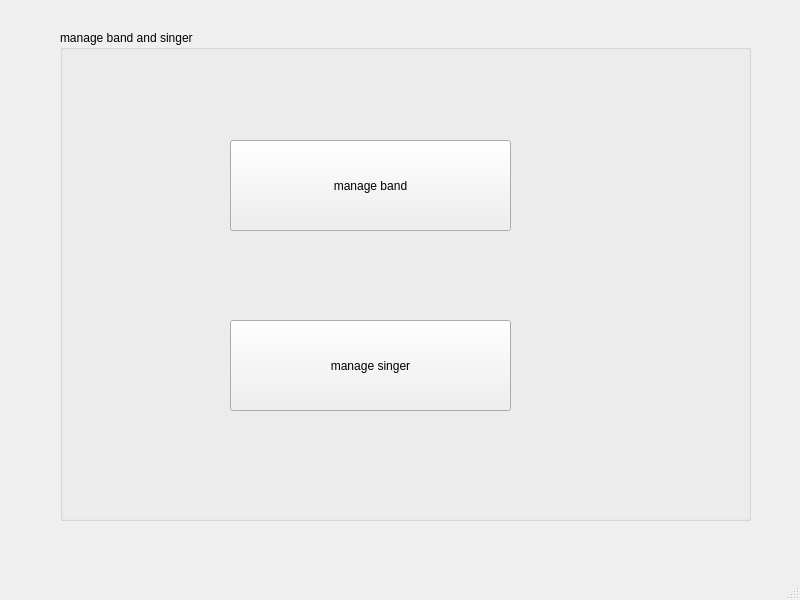
melek007/smart_wedding_2a09, file mainwindow.ui: the form before one commit.
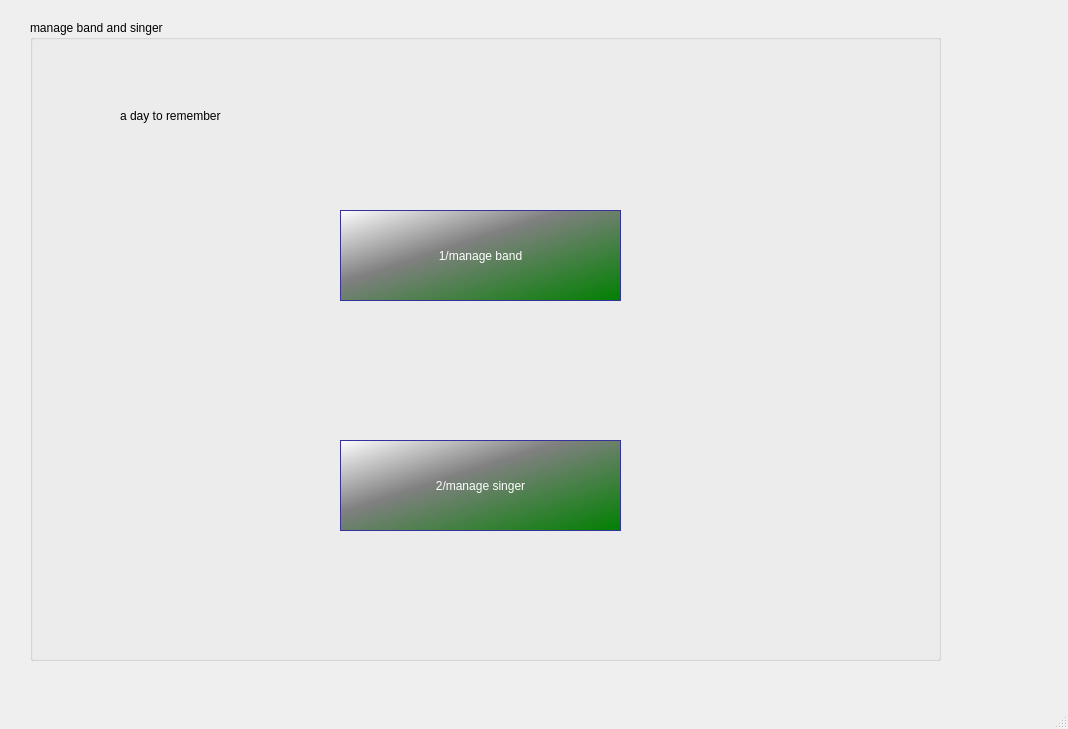
The form after the commit.

Patch:
```diff
--- a/mainwindow.ui
+++ b/mainwindow.ui
@@ -2,57 +2,149 @@
 <ui version="4.0">
  <class>MainWindow</class>
  <widget class="QMainWindow" name="MainWindow">
+  <property name="enabled">
+   <bool>true</bool>
+  </property>
   <property name="geometry">
    <rect>
     <x>0</x>
     <y>0</y>
-    <width>800</width>
-    <height>600</height>
+    <width>1068</width>
+    <height>729</height>
    </rect>
   </property>
   <property name="windowTitle">
    <string>MainWindow</string>
   </property>
+  <property name="styleSheet">
+   <string notr="true">
+
+
+
+
+QPushButton
+{
+ color: white;
+background-color: qlineargradient(x1: 0, y1: 0, x2: 1, y2: 1,stop: 0 white, stop: 0.4 gray,stop: 1 green);
+border-width: 1px;
+border-color: #339;
+border-style: solid;
+
+}
+QPushButton:pressed
+{
+    background-color: QLinearGradient( x1: 0, y1: 0, x2: 0, y2: 1, stop: 0 #2d2d2d, stop: 0.1 #2b2b2b, stop: 0.5 #292929, stop: 0.9 #282828, stop: 1 #252525);
+}
+
+</string>
+  </property>
   <widget class="QWidget" name="centralwidget">
    <widget class="QGroupBox" name="groupBox">
     <property name="geometry">
      <rect>
-      <x>60</x>
-      <y>30</y>
-      <width>691</width>
-      <height>491</height>
+      <x>30</x>
+      <y>20</y>
+      <width>911</width>
+      <height>641</height>
      </rect>
     </property>
+    <property name="styleSheet">
+     <string notr="true">QPushButton
+{
+ color: white;
+background-color: qlineargradient(x1: 0, y1: 0, x2: 1, y2: 1,stop: 0 white, stop: 0.4 gray,stop: 1 green);
+border-width: 1px;
+border-color: #339;
+border-style: solid;
+
+}
+QPushButton:pressed
+{
+    background-color: QLinearGradient( x1: 0, y1: 0, x2: 0, y2: 1, stop: 0 #2d2d2d, stop: 0.1 #2b2b2b, stop: 0.5 #292929, stop: 0.9 #282828, stop: 1 #252525);
+}
+</string>
+    </property>
     <property name="title">
      <string>manage band and singer</string>
     </property>
     <property name="checkable">
      <bool>false</bool>
     </property>
-    <widget class="QPushButton" name="pushButton">
-     <property name="geometry">
-      <rect>
-       <x>170</x>
-       <y>110</y>
-       <width>281</width>
-       <height>91</height>
-      </rect>
-     </property>
-     <property name="text">
-      <string>manage band</string>
-     </property>
-    </widget>
     <widget class="QPushButton" name="pushButton_2">
      <property name="geometry">
       <rect>
-       <x>170</x>
-       <y>290</y>
+       <x>310</x>
+       <y>420</y>
        <width>281</width>
        <height>91</height>
       </rect>
      </property>
+     <property name="styleSheet">
+      <string notr="true">QPushButton {color: white;
+background-color: qlineargradient(x1: 0, y1: 0, x2: 1, y2: 1,stop: 0 white, stop: 0.4 gray,stop: 1 green);
+border-width: 1px;
+border-color: #339;
+border-style: solid;
+}
+QPushButton:pressed
+{
+    background-color: QLinearGradient( x1: 0, y1: 0, x2: 0, y2: 1, stop: 0 #2d2d2d, stop: 0.1 #2b2b2b, stop: 0.5 #292929, stop: 0.9 #282828, stop: 1 #252525);
+}</string>
+     </property>
      <property name="text">
-      <string>manage singer</string>
+      <string>2/manage singer</string>
+     </property>
+    </widget>
+    <widget class="QPushButton" name="pushButton">
+     <property name="geometry">
+      <rect>
+       <x>310</x>
+       <y>190</y>
+       <width>281</width>
+       <height>91</height>
+      </rect>
+     </property>
+     <property name="styleSheet">
+      <string notr="true">QPushButton {color: white;
+background-color: qlineargradient(x1: 0, y1: 0, x2: 1, y2: 1,stop: 0 white, stop: 0.4 gray,stop: 1 green);
+
+border-width: 1px;
+border-color: #339;
+border-style: solid;
+}
+QGroupBox {
+	font: 75 8pt &quot;MS Shell Dlg 2&quot;;
+border: 3px solid gray;
+border-radius: 40pxt;
+background: grey;
+}
+QPushButton:pressed
+{
+    background-color: QLinearGradient( x1: 0, y1: 0, x2: 0, y2: 1, stop: 0 #2d2d2d, stop: 0.1 #2b2b2b, stop: 0.5 #292929, stop: 0.9 #282828, stop: 1 #252525);
+}
+font: 11pt &quot;MS Shell Dlg 2&quot;;</string>
+     </property>
+     <property name="text">
+      <string>1/manage band</string>
+     </property>
+    </widget>
+    <widget class="QLabel" name="label">
+     <property name="geometry">
+      <rect>
+       <x>90</x>
+       <y>40</y>
+       <width>791</width>
+       <height>111</height>
+      </rect>
+     </property>
+     <property name="styleSheet">
+      <string notr="true">QLabel{
+font: 45pt &quot;MV Boli&quot;;
+}
+</string>
+     </property>
+     <property name="text">
+      <string>a day to remember</string>
      </property>
     </widget>
    </widget>
```
Left out of the diff: 2 changed lines with no effect on the pictures.
